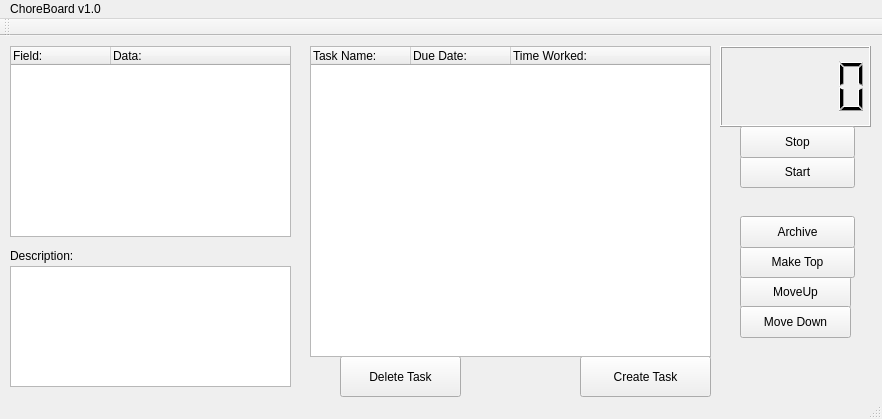
Old version of the form mainwindow.ui in the repository cacarlson/ChoreBoard.
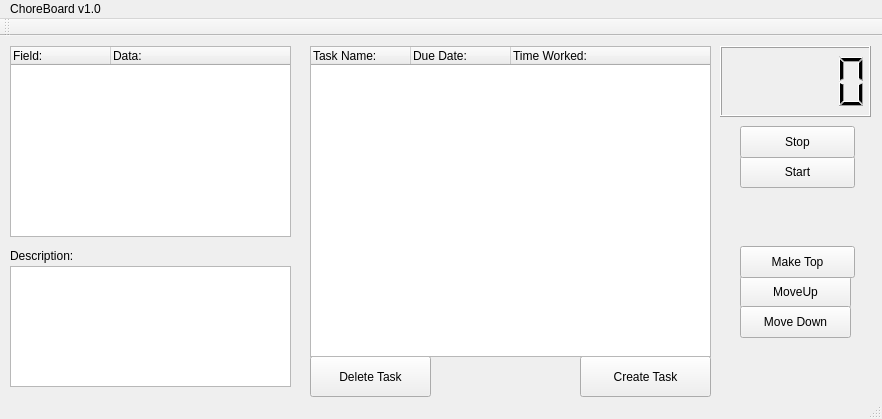
New version of the form.

```diff
--- a/mainwindow.ui
+++ b/mainwindow.ui
@@ -40,22 +40,6 @@
      <string>Move Down</string>
     </property>
    </widget>
-   <widget class="QLCDNumber" name="lcdNumber">
-    <property name="geometry">
-     <rect>
-      <x>720</x>
-      <y>10</y>
-      <width>151</width>
-      <height>81</height>
-     </rect>
-    </property>
-    <property name="value" stdset="0">
-     <double>0.000000000000000</double>
-    </property>
-    <property name="intValue" stdset="0">
-     <number>0</number>
-    </property>
-   </widget>
    <widget class="QPushButton" name="CreateTask">
     <property name="geometry">
      <rect>
@@ -72,7 +56,7 @@
    <widget class="QPushButton" name="DeleteTask">
     <property name="geometry">
      <rect>
-      <x>340</x>
+      <x>310</x>
       <y>320</y>
       <width>121</width>
       <height>41</height>
@@ -121,19 +105,6 @@
      <string>Make Top</string>
     </property>
    </widget>
-   <widget class="QPushButton" name="Archive">
-    <property name="geometry">
-     <rect>
-      <x>740</x>
-      <y>180</y>
-      <width>115</width>
-      <height>32</height>
-     </rect>
-    </property>
-    <property name="text">
-     <string>Archive</string>
-    </property>
-   </widget>
    <widget class="QTreeWidget" name="dataTable">
     <property name="geometry">
      <rect>
@@ -250,6 +221,16 @@
      <string>Description:</string>
     </property>
    </widget>
+   <widget class="QLCDNumber" name="lcdNumber">
+    <property name="geometry">
+     <rect>
+      <x>720</x>
+      <y>10</y>
+      <width>151</width>
+      <height>71</height>
+     </rect>
+    </property>
+   </widget>
   </widget>
   <widget class="QMenuBar" name="menuBar">
    <property name="geometry">
```
Left out of the diff: 4 changed lines with no effect on the pictures.
